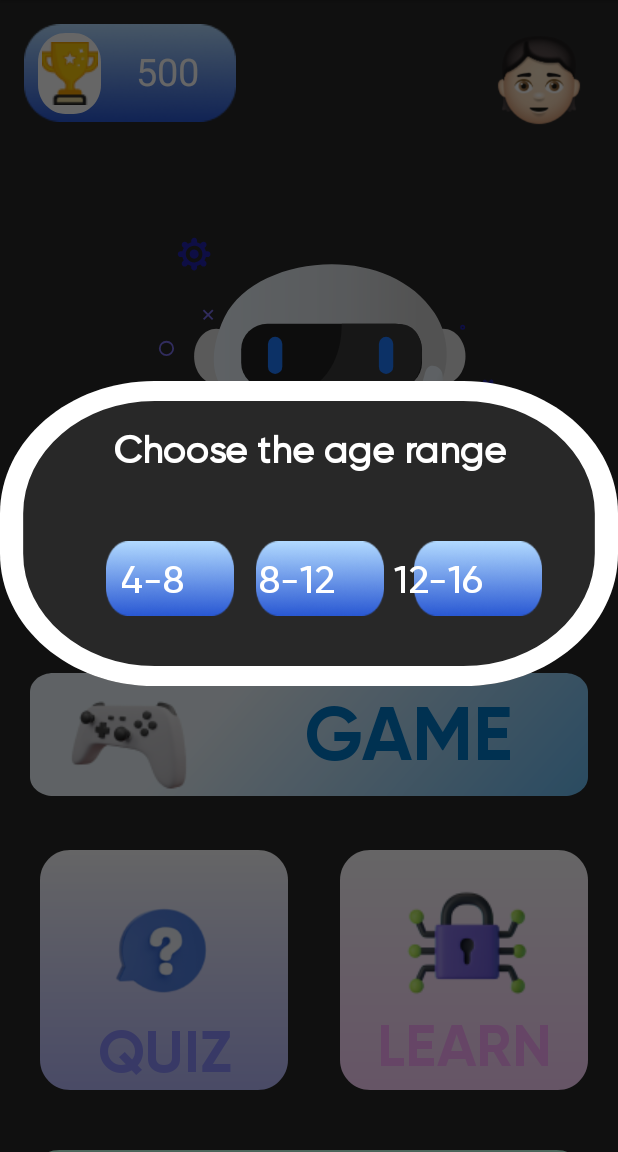
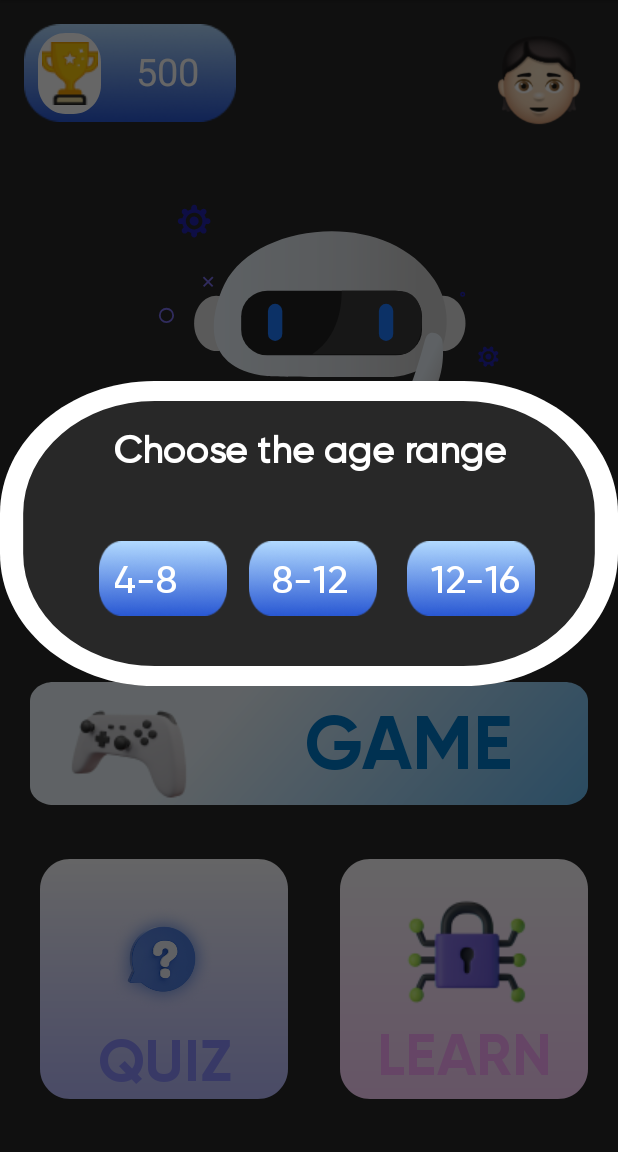
Before and after one commit to TanayK07/Cykids_UIA, an Android app: the screen it shows after launch (SplashScreenActivity), after a tap on an icon or button, on a phone screen of 412 x 824 dp, the part 84-1236 px from its top. Run offline under Robolectric (Android 15) with nearby library versions, the light colour scheme and no system bars; pictures from the network do not load.

Commit message:
Changed Gradle Activity #FinalChanges

```diff
--- a/app/build.gradle
+++ b/app/build.gradle
@@ -25,6 +25,7 @@ android {
         sourceCompatibility JavaVersion.VERSION_1_8
         targetCompatibility JavaVersion.VERSION_1_8
     }
+    namespace 'com.example.myapplication'
 }
 
 dependencies {
--- a/app/src/main/AndroidManifest.xml
+++ b/app/src/main/AndroidManifest.xml
@@ -1,7 +1,6 @@
 <?xml version="1.0" encoding="utf-8"?>
 <manifest xmlns:android="http://schemas.android.com/apk/res/android"
-    xmlns:tools="http://schemas.android.com/tools"
-    package="com.example.myapplication">
+    xmlns:tools="http://schemas.android.com/tools">
 
     <application
         android:allowBackup="true"
--- a/app/src/main/java/com/example/myapplication/MainActivity.java
+++ b/app/src/main/java/com/example/myapplication/MainActivity.java
@@ -4,6 +4,7 @@ import android.content.Intent;
 import android.media.MediaPlayer;
 import android.os.Bundle;
 import android.os.Handler;
+import android.view.Window;
 import android.view.WindowManager;
 
 import androidx.appcompat.app.AppCompatActivity;
@@ -13,10 +14,11 @@ public class MainActivity extends AppCompatActivity {
     @Override
     protected void onCreate(Bundle savedInstanceState) {
         super.onCreate(savedInstanceState);
-
         // on below line we are configuring our window to full screen
         getWindow().setFlags(WindowManager.LayoutParams.FLAG_FULLSCREEN,
                 WindowManager.LayoutParams.FLAG_FULLSCREEN);
+
+
         Intent svc=new Intent(this, BackgroundSoundService.class);
         startService(svc); //OR stopService(svc);
         setContentView(R.layout.activity_main);
--- a/app/src/main/java/com/example/myapplication/Newcomer.java
+++ b/app/src/main/java/com/example/myapplication/Newcomer.java
@@ -22,12 +22,13 @@ public class Newcomer extends AppCompatActivity {
             public void onClick(View v) {
                 Intent intent = new Intent(Newcomer.this, Quiz_page.class);
                 startActivity(intent);
+
             }
         });
         closeBtn.setOnClickListener(new View.OnClickListener() {
             @Override
             public void onClick(View view) {
-                startActivity(new Intent(Newcomer.this, Game_page.class));
-                finish();
+                startActivity(new Intent(Newcomer.this, GameActivity.class));
+
             }
         });}}
--- a/app/src/main/java/com/example/myapplication/SplashScreenActivity.java
+++ b/app/src/main/java/com/example/myapplication/SplashScreenActivity.java
@@ -13,6 +13,7 @@ import android.os.Build;
 import android.os.Bundle;
 import android.view.View;
 import android.view.ViewGroup;
+import android.view.Window;
 import android.widget.ImageView;
 
 import androidx.appcompat.app.AlertDialog;
@@ -31,6 +32,7 @@ public class SplashScreenActivity extends AppCompatActivity {
     protected void onCreate(Bundle savedInstanceState) {
         super.onCreate(savedInstanceState);
         setContentView(R.layout.home);
+
         if (Build.VERSION.SDK_INT
                 >= Build.VERSION_CODES.LOLLIPOP) {
             AudioAttributes
--- a/app/src/main/res/layout/activity_gameover.xml
+++ b/app/src/main/res/layout/activity_gameover.xml
@@ -33,9 +33,8 @@
         android:layout_alignParentRight="true"
         android:layout_marginTop="24dp"
         android:layout_marginEnd="28dp"
-        android:background="@drawable/eclipse"
-        android:backgroundTint="#c93b30"
-        android:src="@drawable/ic_baseline_close_24"
+
+        android:src="@drawable/cross"
         app:layout_constraintEnd_toEndOf="parent"
         app:layout_constraintTop_toTopOf="parent" />
 
--- a/app/src/main/res/layout/dialogbox.xml
+++ b/app/src/main/res/layout/dialogbox.xml
@@ -44,10 +44,11 @@
             android:id="@+id/age1"
             android:layout_width="wrap_content"
             android:layout_height="wrap_content"
-            android:layout_marginStart="30dp"
+            android:layout_alignEnd="@+id/age_1"
+            android:layout_marginStart="0dp"
             android:layout_marginLeft="60dp"
             android:layout_marginTop="30dp"
-            android:layout_marginEnd="30dp"
+            android:layout_marginEnd="33dp"
             android:layout_marginBottom="30dp"
             android:fontFamily="@font/gilroym"
             android:text="4-8"
@@ -62,11 +63,12 @@
             android:layout_marginLeft="120dp"
             android:id="@+id/age_2"
             android:background="@drawable/rect1"/>
+
         <TextView
             android:id="@+id/age2"
             android:layout_width="wrap_content"
             android:layout_height="wrap_content"
-            android:layout_marginStart="20dp"
+            android:layout_marginStart="30dp"
             android:layout_marginTop="30dp"
             android:layout_marginEnd="20dp"
             android:layout_marginBottom="20dp"
@@ -74,25 +76,27 @@
             android:fontFamily="@font/gilroym"
             android:text="8-12"
             android:textColor="@color/white"
+            android:textFontWeight="@integer/material_motion_duration_long_1"
             android:textSize="25sp"
-            android:textStyle="bold"
-            android:textFontWeight="@integer/material_motion_duration_long_1"/>
+            android:textStyle="bold" />
 
         <View
+            android:id="@+id/age_3"
             android:layout_width="85dp"
             android:layout_height="50dp"
-            android:id="@+id/age_3"
             android:layout_marginStart="20dp"
-            android:layout_toRightOf="@id/age_2"
+            android:layout_marginLeft="53dp"
             android:layout_marginTop="20dp"
 
+            android:layout_toRightOf="@id/age_2"
             android:background="@drawable/rect1" />
 
         <TextView
             android:id="@+id/age3"
             android:layout_width="wrap_content"
             android:layout_height="wrap_content"
-            android:layout_marginStart="20dp"
+            android:layout_marginStart="36dp"
+            android:layout_marginLeft="60dp"
             android:layout_marginTop="30dp"
             android:layout_marginEnd="20dp"
             android:layout_marginBottom="20dp"
@@ -100,9 +104,9 @@
             android:fontFamily="@font/gilroym"
             android:text="12-16"
             android:textColor="@color/white"
+            android:textFontWeight="@integer/material_motion_duration_long_1"
             android:textSize="25sp"
-            android:textStyle="bold"
-            android:textFontWeight="@integer/material_motion_duration_long_1"/>
+            android:textStyle="bold" />
 
     </RelativeLayout>
 
--- a/app/src/main/res/layout/home.xml
+++ b/app/src/main/res/layout/home.xml
@@ -87,15 +87,32 @@
             android:layout_alignParentLeft="true"
             android:layout_alignParentTop="true"
             android:layout_marginStart="20dp"
-            android:layout_marginTop="44dp"
+            android:layout_marginTop="22dp"
             android:layout_marginEnd="20dp"
             app:layout_constraintEnd_toEndOf="parent"
             app:layout_constraintHorizontal_bias="0.76"
             app:layout_constraintStart_toStartOf="parent"
             app:layout_constraintTop_toBottomOf="@+id/rectangle_1"
-            app:lottie_rawRes="@raw/robot"
             app:lottie_autoPlay="true"
-            />
+            app:lottie_loop="true"
+            app:lottie_rawRes="@raw/robot" />
+
+        <TextView
+            android:id="@+id/hi_i_am_cyb"
+            android:layout_width="319dp"
+            android:layout_height="77dp"
+            android:layout_alignParentLeft="true"
+            android:layout_alignParentTop="true"
+            android:layout_marginStart="16dp"
+            android:layout_marginEnd="16dp"
+            android:layout_marginBottom="8dp"
+            android:fontFamily="@font/gilroyb"
+            android:gravity="top"
+            android:text="@string/hi_i_am_cyb"
+            android:textAppearance="@style/hi_i_am_cyb"
+            app:layout_constraintBottom_toTopOf="@+id/rectangle_5"
+            app:layout_constraintEnd_toEndOf="parent"
+            app:layout_constraintStart_toStartOf="parent" />
 
         <View
             android:id="@+id/rectangle_5"
@@ -104,13 +121,13 @@
             android:layout_alignParentLeft="true"
             android:layout_alignParentTop="true"
             android:layout_marginStart="20dp"
-            android:layout_marginTop="36dp"
+            android:layout_marginTop="64dp"
             android:layout_marginEnd="20dp"
             android:background="@drawable/rectg"
             app:layout_constraintEnd_toEndOf="parent"
-            app:layout_constraintHorizontal_bias="0.545"
+            app:layout_constraintHorizontal_bias="0.0"
             app:layout_constraintStart_toStartOf="parent"
-            app:layout_constraintTop_toBottomOf="@+id/rectangle_4"/>
+            app:layout_constraintTop_toBottomOf="@+id/rectangle_4" />
 
         <View
             android:id="@+id/asldk_01_1"
@@ -146,8 +163,7 @@
             app:layout_constraintBottom_toBottomOf="@+id/rectangle_5"
             app:layout_constraintEnd_toEndOf="@+id/rectangle_5"
             app:layout_constraintTop_toTopOf="@+id/rectangle_5"
-            app:layout_constraintVertical_bias="0.26" /><![CDATA[
-    />
+            app:layout_constraintVertical_bias="0.26" />
 
 
 
@@ -158,7 +174,7 @@
 
 
 
-    ]]>
+
 
         <View
             android:id="@+id/rectangle_6"
--- a/app/src/main/res/layout/memory_game.xml
+++ b/app/src/main/res/layout/memory_game.xml
@@ -313,7 +313,7 @@
         android:layout_height="wrap_content"
         android:fontFamily="@font/gilroyextrabold"
         android:letterSpacing="0.15"
-        android:text="MEMORY TASK #1"
+        android:text="REMEMBER YOUR PASSWORD"
         android:textColor="#000"
         android:textSize="18sp"
         app:layout_constraintBottom_toBottomOf="parent"
--- a/app/src/main/res/layout/quiz_page.xml
+++ b/app/src/main/res/layout/quiz_page.xml
@@ -43,6 +43,7 @@
         android:textSize="40sp"
         app:layout_constraintBottom_toBottomOf="@+id/rectangle_9"
         app:layout_constraintEnd_toEndOf="@+id/rectangle_9"
+        app:layout_constraintHorizontal_bias="0.189"
         app:layout_constraintStart_toStartOf="@+id/rectangle_9"
         app:layout_constraintTop_toTopOf="@+id/rectangle_9" />
 
@@ -112,8 +113,8 @@
 
     <ImageView
         android:id="@+id/asldk_01_2"
-        android:layout_width="221dp"
-        android:layout_height="271dp"
+        android:layout_width="252dp"
+        android:layout_height="296dp"
         android:layout_alignParentLeft="true"
         android:layout_alignParentTop="true"
         android:layout_marginStart="20dp"
@@ -183,6 +184,7 @@
         android:textSize="40sp"
         app:layout_constraintBottom_toBottomOf="@+id/rectangle_8"
         app:layout_constraintEnd_toEndOf="@+id/rectangle_8"
+        app:layout_constraintHorizontal_bias="0.189"
         app:layout_constraintStart_toStartOf="@+id/rectangle_8"
         app:layout_constraintTop_toTopOf="@+id/rectangle_8" />
 
--- a/app/src/main/res/values/strings.xml
+++ b/app/src/main/res/values/strings.xml
@@ -16,4 +16,9 @@ Cykids:\n AOSIDJAOSJDASASFNASKJFNAS
         </br>    ->Dummy DATA 123
         <br>-> Seek help if you are cyberbullied</br>
 </string>
+    <string name="hi_i_am_cyb">
+
+Hi I am Cybot! \nYour Cyber Friend.
+</string>
+
 </resources>
--- a/app/src/main/res/values/themes.xml
+++ b/app/src/main/res/values/themes.xml
@@ -203,4 +203,19 @@
         <item name="android:windowEnterAnimation">@android:anim/fade_in</item>
         <item name="android:windowExitAnimation">@android:anim/fade_out</item>
     </style>
+    <style name="hi_i_am_cyb">
+
+        <item name="android:textSize">
+            30sp
+        </item>
+
+        <item name="android:letterSpacing">
+            0.1
+        </item>
+
+        <item name="android:textColor">
+            #FFFFFF
+        </item>
+
+    </style>
 </resources>
--- a/build.gradle
+++ b/build.gradle
@@ -1,7 +1,7 @@
 // Top-level build file where you can add configuration options common to all sub-projects/modules.
 plugins {
-    id 'com.android.application' version '7.2.1' apply false
-    id 'com.android.library' version '7.2.1' apply false
+    id 'com.android.application' version '7.3.1' apply false
+    id 'com.android.library' version '7.3.1' apply false
 }
 
 task clean(type: Delete) {
```
Also changed, not shown: app/src/main/java/com/example/myapplication/memory_game_level1.java (+25 -10 lines), app/src/main/res/drawable-v24/cross.png (added), app/src/main/res/drawable-v24/four.png (added), app/src/main/res/drawable-v24/qmark.png (added), app/src/main/res/drawable/qmark.png (deleted), gradle/wrapper/gradle-wrapper.properties.
